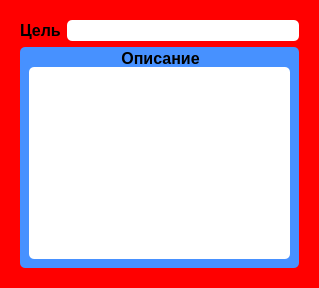
Qt form ui/qt_base_ui/ui_casewidget.ui (AALLEXXX/ProjectJ) before a commit.
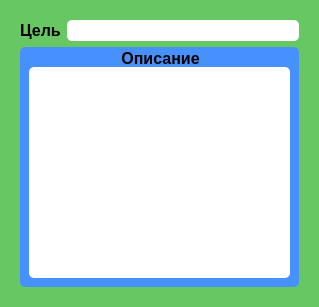
The same form after that commit.

Patch:
```diff
--- a/ui/qt_base_ui/ui_casewidget.ui
+++ b/ui/qt_base_ui/ui_casewidget.ui
@@ -7,7 +7,7 @@
     <x>0</x>
     <y>0</y>
     <width>319</width>
-    <height>288</height>
+    <height>307</height>
    </rect>
   </property>
   <property name="sizePolicy">
@@ -26,7 +26,8 @@
    <string>Form</string>
   </property>
   <property name="styleSheet">
-   <string notr="true">background-color: rgb(255, 0, 0);
+   <string notr="true">
+background-color: rgb(103, 200, 99);
 border-radius: 5px;</string>
   </property>
   <layout class="QVBoxLayout" name="verticalLayout_3">
@@ -43,6 +44,7 @@
           <property name="font">
            <font>
             <pointsize>12</pointsize>
+            <weight>75</weight>
             <bold>true</bold>
            </font>
           </property>
@@ -56,11 +58,13 @@
           <property name="font">
            <font>
             <pointsize>12</pointsize>
+            <weight>75</weight>
             <bold>true</bold>
            </font>
           </property>
           <property name="styleSheet">
-           <string notr="true">background-color: rgb(255, 255, 255);</string>
+           <string notr="true">background-color: rgb(255, 255, 255);
+color: rgb(0, 0, 0);</string>
           </property>
          </widget>
         </item>
@@ -71,6 +75,7 @@
         <property name="font">
          <font>
           <pointsize>12</pointsize>
+          <weight>75</weight>
           <bold>true</bold>
          </font>
         </property>
@@ -92,11 +97,20 @@
            <property name="font">
             <font>
              <pointsize>12</pointsize>
+             <weight>75</weight>
              <bold>true</bold>
             </font>
            </property>
            <property name="styleSheet">
-            <string notr="true">background-color: rgb(255, 255, 255);</string>
+            <string notr="true">background-color: rgb(255, 255, 255);
+color: rgb(0, 0, 0);</string>
+           </property>
+           <property name="html">
+            <string>&lt;!DOCTYPE HTML PUBLIC &quot;-//W3C//DTD HTML 4.0//EN&quot; &quot;http://www.w3.org/TR/REC-html40/strict.dtd&quot;&gt;
+&lt;html&gt;&lt;head&gt;&lt;meta name=&quot;qrichtext&quot; content=&quot;1&quot; /&gt;&lt;style type=&quot;text/css&quot;&gt;
+p, li { white-space: pre-wrap; }
+&lt;/style&gt;&lt;/head&gt;&lt;body style=&quot; font-family:'.AppleSystemUIFont'; font-size:12pt; font-weight:600; font-style:normal;&quot;&gt;
+&lt;p style=&quot;-qt-paragraph-type:empty; margin-top:0px; margin-bottom:0px; margin-left:0px; margin-right:0px; -qt-block-indent:0; text-indent:0px;&quot;&gt;&lt;br /&gt;&lt;/p&gt;&lt;/body&gt;&lt;/html&gt;</string>
            </property>
           </widget>
          </item>
```
